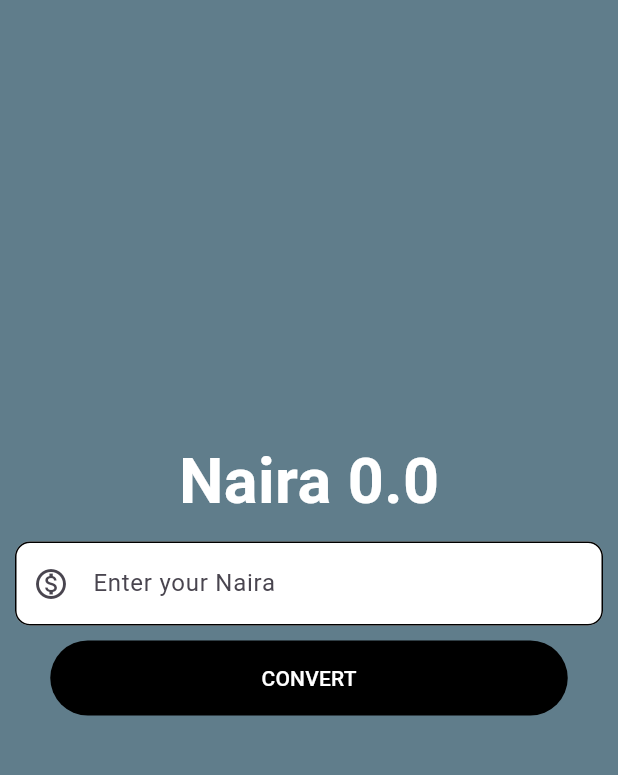
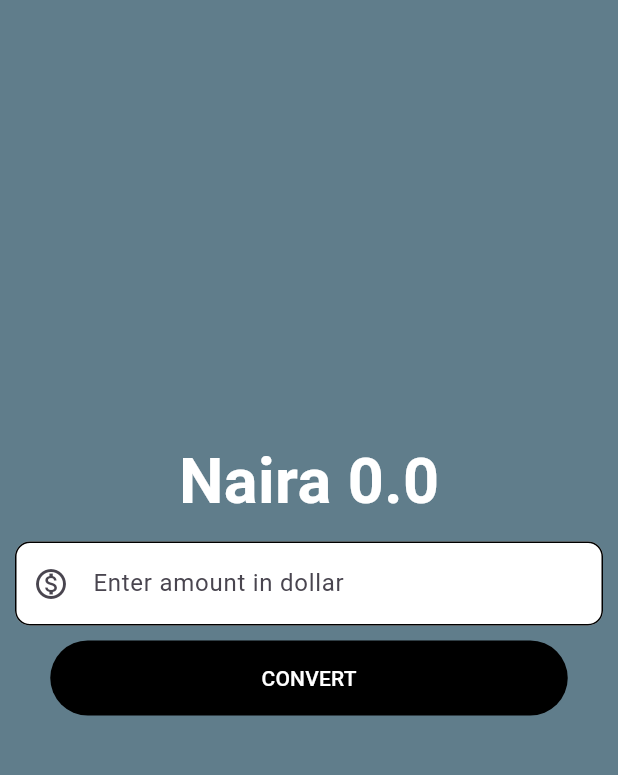
Before and after one commit to Aishtml/currency_converter, a Flutter app: the screen it shows after launch, on a phone screen of 412 x 824 dp, the part 84-859 px from its top. Run offline on Flutter 3.47's test engine with Material 3 defaults, Android fonts, the phone set to English and light mode, and no system bars.

Commit message:
Update main.dart

```diff
--- a/lib/main.dart
+++ b/lib/main.dart
@@ -57,7 +57,7 @@ class _ConverterAppState extends State<ConverterApp> {
                       prefixIcon: Icon(Icons.monetization_on_outlined),
                       filled: true,
                       fillColor: Colors.white,
-                      hintText: 'Enter your Naira'),
+                      hintText: 'Enter amount in dollar'),
                 ),
               ),
               TextButton(
```
